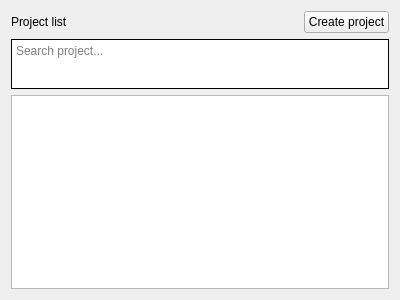
Old version of the form task-tracker-frontend/ProjectsList.ui in the repository Unkorunk/task-tracker.
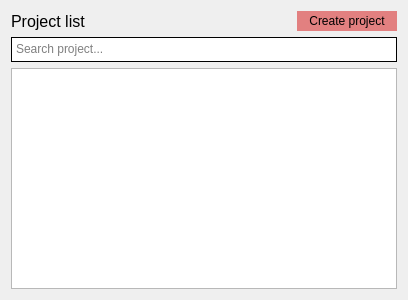
New version of the form.

```diff
--- a/task-tracker-frontend/ProjectsList.ui
+++ b/task-tracker-frontend/ProjectsList.ui
@@ -6,7 +6,7 @@
    <rect>
     <x>0</x>
     <y>0</y>
-    <width>400</width>
+    <width>408</width>
     <height>300</height>
    </rect>
   </property>
@@ -27,6 +27,11 @@
          <verstretch>0</verstretch>
         </sizepolicy>
        </property>
+       <property name="font">
+        <font>
+         <pointsize>12</pointsize>
+        </font>
+       </property>
        <property name="text">
         <string>Project list</string>
        </property>
@@ -34,6 +39,22 @@
      </item>
      <item>
       <widget class="QPushButton" name="addProjectBtn">
+       <property name="minimumSize">
+        <size>
+         <width>100</width>
+         <height>20</height>
+        </size>
+       </property>
+       <property name="maximumSize">
+        <size>
+         <width>100</width>
+         <height>16777215</height>
+        </size>
+       </property>
+       <property name="styleSheet">
+        <string notr="true">background-color: rgb(226, 128, 128);
+border: none;</string>
+       </property>
        <property name="text">
         <string>Create project</string>
        </property>
@@ -52,13 +73,13 @@
      <property name="minimumSize">
       <size>
        <width>0</width>
-       <height>50</height>
+       <height>25</height>
       </size>
      </property>
      <property name="maximumSize">
       <size>
        <width>16777215</width>
-       <height>50</height>
+       <height>25</height>
       </size>
      </property>
      <property name="baseSize">
@@ -68,10 +89,24 @@
       </size>
      </property>
      <property name="styleSheet">
-      <string notr="true">border-radius: 0px;
-border: 1px solid black;
+      <string notr="true">border: 1px solid black;
 background-color: rgb(255, 255, 255);</string>
      </property>
+     <property name="inputMethodHints">
+      <set>Qt::ImhNone</set>
+     </property>
+     <property name="verticalScrollBarPolicy">
+      <enum>Qt::ScrollBarAlwaysOff</enum>
+     </property>
+     <property name="horizontalScrollBarPolicy">
+      <enum>Qt::ScrollBarAlwaysOff</enum>
+     </property>
+     <property name="tabChangesFocus">
+      <bool>true</bool>
+     </property>
+     <property name="lineWrapMode">
+      <enum>QTextEdit::NoWrap</enum>
+     </property>
      <property name="placeholderText">
       <string>Search project...</string>
      </property>
@@ -79,6 +114,9 @@
    </item>
    <item>
     <widget class="QListWidget" name="listWidget">
+     <property name="styleSheet">
+      <string notr="true">QWidget#ProjectList {margin-top: 100px;}</string>
+     </property>
      <property name="frameShadow">
       <enum>QFrame::Raised</enum>
      </property>
```
